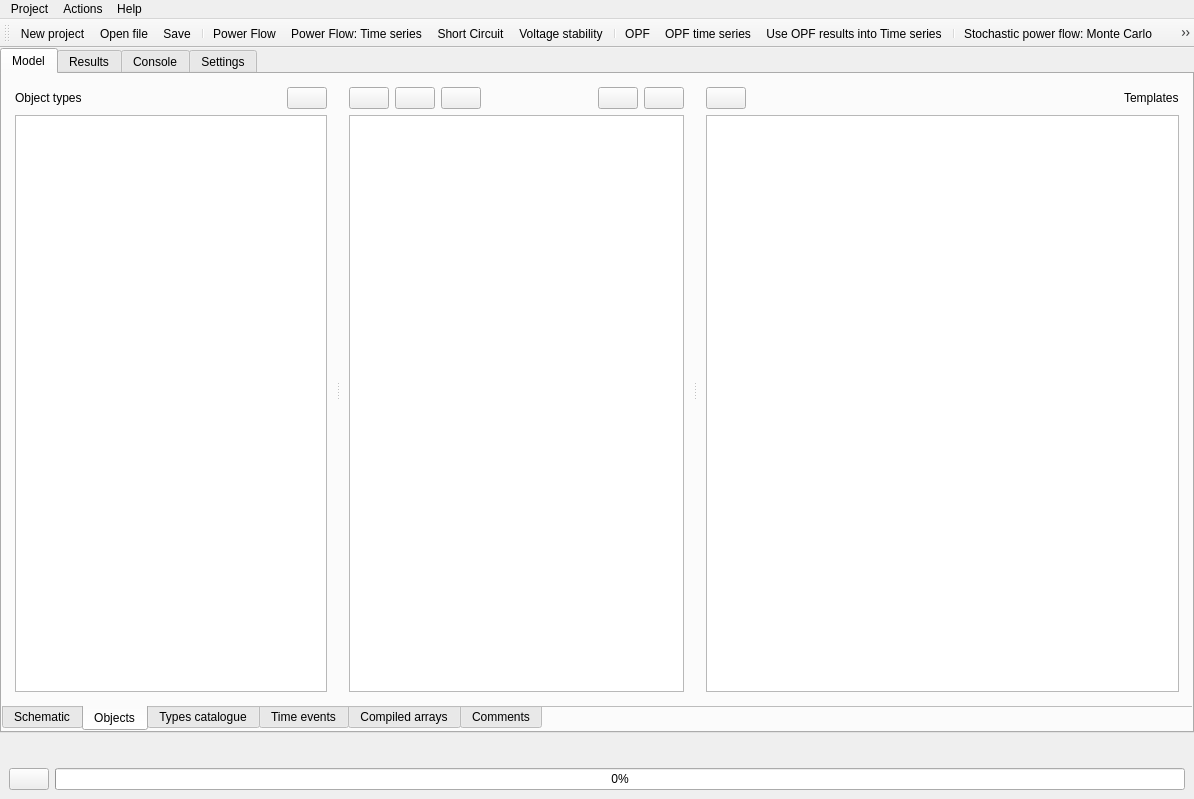
Before: the Qt Designer form src/GridCal/Gui/Main/MainWindow.ui in SanPen/GridCal, drawn with Qt 5.
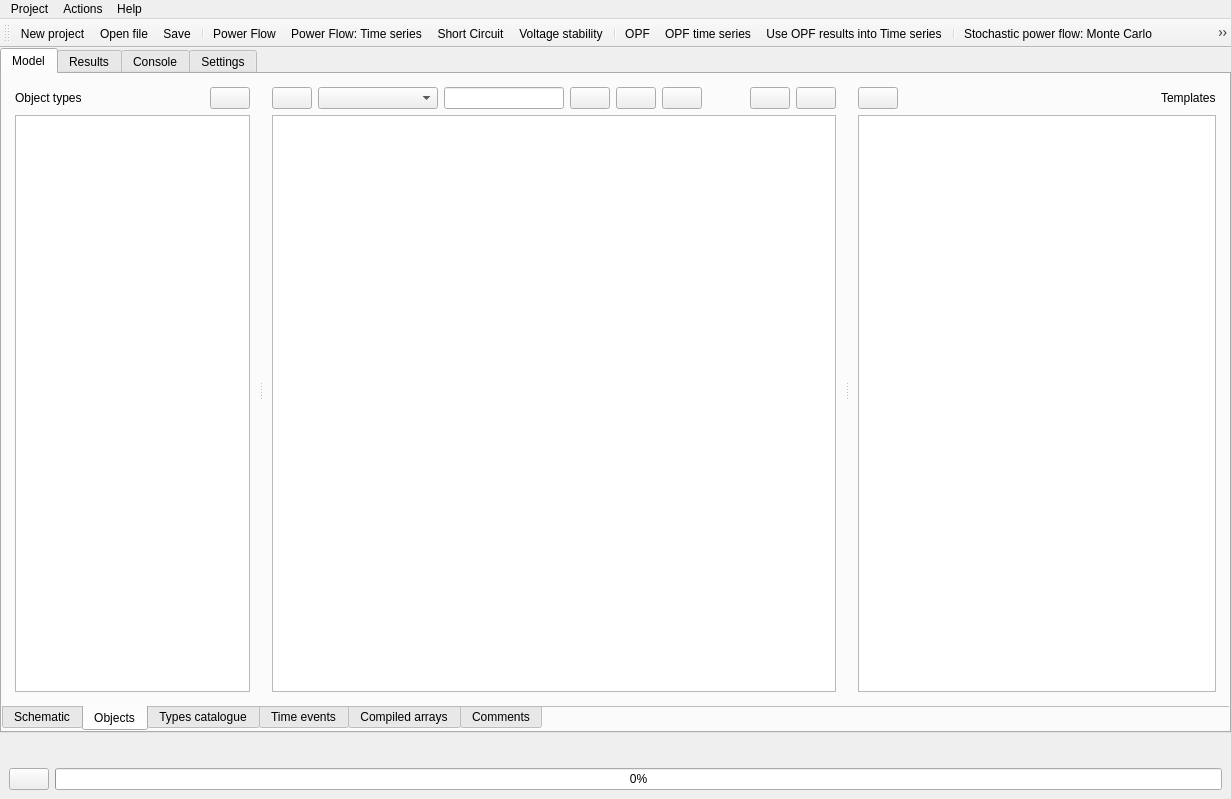
After: the same form once the commit is applied. The open tabs and pages were chosen to show the change. Icons and pictures are not drawn. Custom widgets are drawn as their Qt base class.

Commit message: Added smart filtering to the objects in the main GUI

```diff
--- a/src/GridCal/Gui/Main/MainWindow.ui
+++ b/src/GridCal/Gui/Main/MainWindow.ui
@@ -6,7 +6,7 @@
    <rect>
     <x>0</x>
     <y>0</y>
-    <width>1194</width>
+    <width>1231</width>
     <height>799</height>
    </rect>
   </property>
@@ -638,8 +638,8 @@
                  <enum>QFrame::Raised</enum>
                 </property>
                 <layout class="QGridLayout" name="gridLayout_16">
-                 <item row="0" column="3">
-                  <spacer name="horizontalSpacer_3">
+                 <item row="0" column="8">
+                  <spacer name="horizontalSpacer_6">
                    <property name="orientation">
                     <enum>Qt::Horizontal</enum>
                    </property>
@@ -651,7 +651,7 @@
                    </property>
                   </spacer>
                  </item>
-                 <item row="0" column="5">
+                 <item row="0" column="9">
                   <widget class="QPushButton" name="processTemplatesPushButton">
                    <property name="toolTip">
                     <string>Process templates</string>
@@ -665,10 +665,10 @@
                    </property>
                   </widget>
                  </item>
-                 <item row="1" column="0" colspan="7">
+                 <item row="1" column="0" colspan="11">
                   <widget class="QTableView" name="dataStructureTableView"/>
                  </item>
-                 <item row="0" column="6">
+                 <item row="0" column="10">
                   <widget class="QPushButton" name="viewTemplatesButton">
                    <property name="toolTip">
                     <string>View templates catalogue</string>
@@ -682,6 +682,33 @@
                    </property>
                   </widget>
                  </item>
+                 <item row="0" column="7">
+                  <spacer name="horizontalSpacer_3">
+                   <property name="orientation">
+                    <enum>Qt::Horizontal</enum>
+                   </property>
+                   <property name="sizeHint" stdset="0">
+                    <size>
+                     <width>40</width>
+                     <height>20</height>
+                    </size>
+                   </property>
+                  </spacer>
+                 </item>
+                 <item row="0" column="5">
+                  <widget class="QPushButton" name="delete_selected_objects_pushButton">
+                   <property name="toolTip">
+                    <string>Delete selection</string>
+                   </property>
+                   <property name="text">
+                    <string/>
+                   </property>
+                   <property name="icon">
+                    <iconset resource="icons.qrc">
+                     <normaloff>:/Icons/icons/delete.svg</normaloff>:/Icons/icons/delete.svg</iconset>
+                   </property>
+                  </widget>
+                 </item>
                  <item row="0" column="0">
                   <widget class="QPushButton" name="setValueToColumnButton">
                    <property name="toolTip">
@@ -696,8 +723,8 @@
                    </property>
                   </widget>
                  </item>
-                 <item row="0" column="1">
-                  <widget class="QPushButton" name="smart_search_pushButton">
+                 <item row="0" column="4">
+                  <widget class="QPushButton" name="filter_pushButton">
                    <property name="toolTip">
                     <string>Delete on condition</string>
                    </property>
@@ -710,11 +737,34 @@
                    </property>
                   </widget>
                  </item>
-                 <item row="0" column="2">
-                  <widget class="QPushButton" name="delete_selected_objects_pushButton">
+                 <item row="0" column="3">
+                  <widget class="QLineEdit" name="smart_search_lineEdit">
+                   <property name="minimumSize">
+                    <size>
+                     <width>120</width>
+                     <height>0</height>
+                    </size>
+                   </property>
                    <property name="toolTip">
                     <string>Delete selection</string>
                    </property>
+                  </widget>
+                 </item>
+                 <item row="0" column="1" colspan="2">
+                  <widget class="QComboBox" name="property_comboBox">
+                   <property name="minimumSize">
+                    <size>
+                     <width>120</width>
+                     <height>0</height>
+                    </size>
+                   </property>
+                  </widget>
+                 </item>
+                 <item row="0" column="6">
+                  <widget class="QPushButton" name="delete_and_reduce_pushButton">
+                   <property name="toolTip">
+                    <string>&lt;html&gt;&lt;head/&gt;&lt;body&gt;&lt;p&gt;Delete and reduce.&lt;/p&gt;&lt;p&gt;Applicable to buses, it removes a bus and places its objects (loads, generators, etc.) into the next feasible bus of higher voltage.&lt;/p&gt;&lt;/body&gt;&lt;/html&gt;</string>
+                   </property>
                    <property name="text">
                     <string/>
                    </property>
@@ -4352,8 +4402,8 @@
     <rect>
      <x>0</x>
      <y>0</y>
-     <width>1194</width>
-     <height>22</height>
+     <width>1231</width>
+     <height>21</height>
     </rect>
    </property>
    <widget class="QMenu" name="menuProject">
```
Left out of the diff: 17 changed lines with no effect on the pictures. The commit also changes 10 other files.
